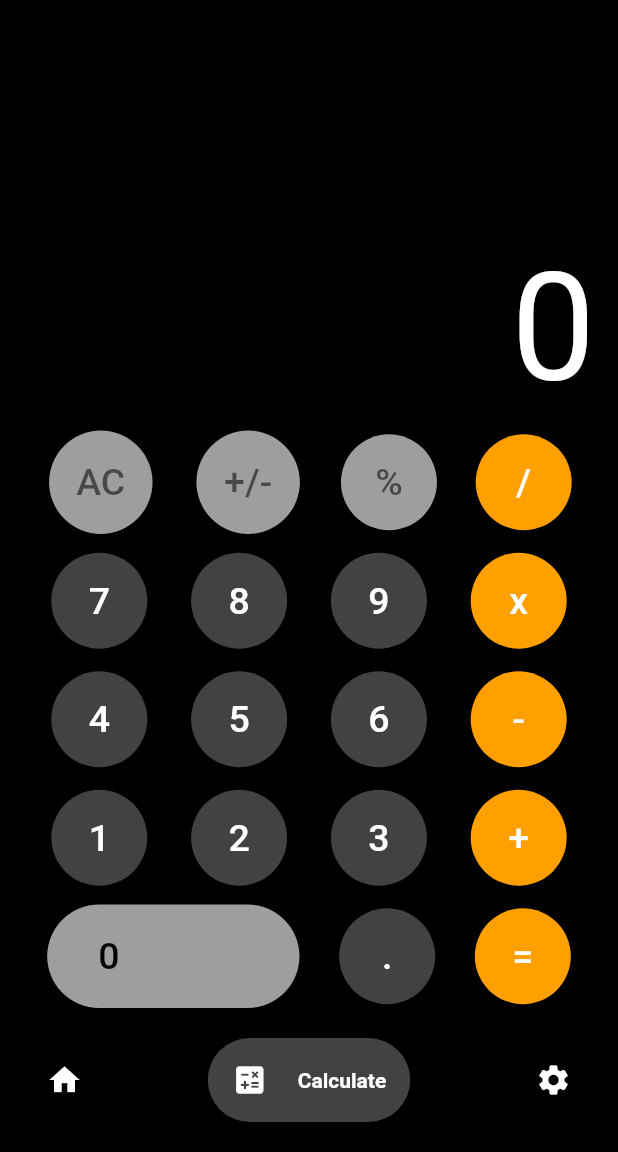
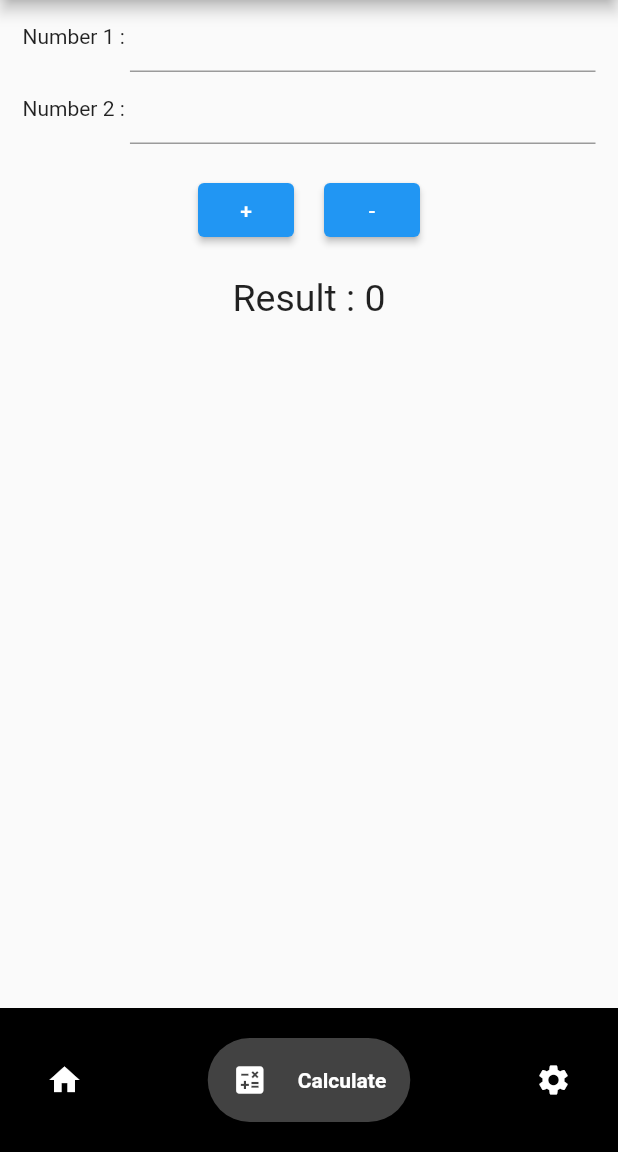
Before and after one commit to yusrilprayoga-code/LoginPage_Tugas, a Flutter app: the HomePage screen opened directly, item 2 of the bottom bar chosen, on a phone screen of 412 x 824 dp, the part 84-1236 px from its top. Run offline on Flutter 3.47's test engine with Material 2 defaults, Android fonts, the phone set to English and light mode, and no system bars; drawn by our look-alikes of google_nav_bar; Roboto replaces fonts that are missing (SF-Pro-Text).

Commit message:
First Commmit

```diff
--- a/lib/pages/calculate.dart
+++ b/lib/pages/calculate.dart
@@ -1,246 +1,118 @@
 import 'package:flutter/material.dart';
 
-class MyCalculate extends StatefulWidget {
-  const MyCalculate({super.key});
-
-  @override
-  State<MyCalculate> createState() => _MyCalculateState();
+void main() {
+  runApp(const MyApp());
 }
 
-class _MyCalculateState extends State<MyCalculate> {
-  Widget calcButton(String btntxt, Color btncolor, Color txtcolor) {
-    return Container(
-        child: ElevatedButton(
-      onPressed: () {
-        calculation(btntxt);
-      },
-      child: Text(
-        btntxt,
-        style: TextStyle(
-          fontSize: 25,
-          color: txtcolor,
-        ),
-      ),
-      style: ElevatedButton.styleFrom(
-        backgroundColor: btncolor,
-        shape: CircleBorder(),
-        padding: EdgeInsets.all(20),
-      ),
-    ));
-  }
+class MyApp extends StatelessWidget {
+  const MyApp({super.key});
 
   @override
   Widget build(BuildContext context) {
-    return Scaffold(
-      backgroundColor: Colors.black,
-      body: Padding(
-        padding: EdgeInsets.symmetric(horizontal: 5),
+    return MaterialApp(
+      debugShowCheckedModeBanner: false,
+      home: Scaffold(
+        body: AddTwoNumbers(),
+      ),
+    );
+  }
+}
+
+class AddTwoNumbers extends StatefulWidget {
+  @override
+  _AddTwoNumbersState createState() => _AddTwoNumbersState();
+}
+
+class _AddTwoNumbersState extends State<AddTwoNumbers> {
+  TextEditingController num1controller = new TextEditingController();
+  TextEditingController num2controller = new TextEditingController();
+  String resulttext = "0";
+  @override
+  Widget build(BuildContext context) {
+    return Container(
+      child: Padding(
+        padding: const EdgeInsets.symmetric(horizontal: 15),
         child: Column(
-          mainAxisAlignment: MainAxisAlignment.end,
-          children: [
-            SingleChildScrollView(
-              scrollDirection: Axis.vertical,
-              child: Row(
-                mainAxisAlignment: MainAxisAlignment.end,
-                children: [
-                  Padding(
-                    padding: EdgeInsets.all(10.0),
-                    child: Text(
-                      text,
-                      textAlign: TextAlign.left,
-                      style: TextStyle(
-                        color: Colors.white,
-                        fontSize: 100,
-                      ),
-                    ),
+          children: <Widget>[
+            Row(
+              children: <Widget>[
+                Text("Number 1 : "),
+                new Flexible(
+                  child: new TextField(
+                    keyboardType: TextInputType.number,
+                    controller: num1controller,
                   ),
-                ],
-              ),
+                ),
+              ],
             ),
             Row(
-              mainAxisAlignment: MainAxisAlignment.spaceEvenly,
-              children: [
-                //here button function will be called
-                calcButton("AC", Colors.grey, Colors.black54),
-                calcButton("+/-", Colors.grey, Colors.black54),
-                calcButton("%", Colors.grey, Colors.black54),
-                calcButton("/", Colors.amber.shade700, Colors.white)
+              children: <Widget>[
+                Text("Number 2 : "),
+                new Flexible(
+                  child: new TextField(
+                    keyboardType: TextInputType.number,
+                    controller: num2controller,
+                  ),
+                ),
               ],
             ),
-            SizedBox(
-              height: 10,
+            const SizedBox(
+              height: 20,
             ),
             Row(
-              mainAxisAlignment: MainAxisAlignment.spaceEvenly,
-              children: [
-                //here button function will be called
-                calcButton("7", Colors.grey.shade800, Colors.white),
-                calcButton("8", Colors.grey.shade800, Colors.white),
-                calcButton("9", Colors.grey.shade800, Colors.white),
-                calcButton("x", Colors.amber.shade700, Colors.white)
+              mainAxisAlignment: MainAxisAlignment.center,
+              children: <Widget>[
+                const SizedBox(
+                  height: 20,
+                ),
+                ElevatedButton(
+                  child: Text("+"),
+                  onPressed: () {
+                    setState(() {
+                      int result = int.parse(num1controller.text) +
+                          int.parse(num2controller.text);
+                      resulttext = result.toString();
+                    });
+                  },
+                ),
+                const SizedBox(
+                  width: 20,
+                ),
+                ElevatedButton(
+                  child: Text("-"),
+                  onPressed: () {
+                    setState(() {
+                      int result = int.parse(num1controller.text) -
+                          int.parse(num2controller.text);
+                      resulttext = result.toString();
+                    });
+                  },
+                ),
               ],
             ),
-            SizedBox(
-              height: 10,
+            const SizedBox(
+              height: 20,
             ),
             Row(
-              mainAxisAlignment: MainAxisAlignment.spaceEvenly,
-              children: [
-                //here button function will be called
-                calcButton("4", Colors.grey.shade800, Colors.white),
-                calcButton("5", Colors.grey.shade800, Colors.white),
-                calcButton("6", Colors.grey.shade800, Colors.white),
-                calcButton("-", Colors.amber.shade700, Colors.white)
+              mainAxisAlignment: MainAxisAlignment.center,
+              children: <Widget>[
+                Text(
+                  "Result : ",
+                  style: TextStyle(
+                    fontSize: 25,
+                  ),
+                ),
+                new Text(
+                  resulttext,
+                  style: TextStyle(
+                    fontSize: 25,
+                  ),
+                ),
               ],
             ),
-            SizedBox(
-              height: 10,
-            ),
-            Row(
-              mainAxisAlignment: MainAxisAlignment.spaceEvenly,
-              children: [
-                //here button function will be called
-                calcButton("1", Colors.grey.shade800, Colors.white),
-                calcButton("2", Colors.grey.shade800, Colors.white),
-                calcButton("3", Colors.grey.shade800, Colors.white),
-                calcButton("+", Colors.amber.shade700, Colors.white)
-              ],
-            ),
-            SizedBox(
-              height: 10,
-            ),
-            Row(
-              mainAxisAlignment: MainAxisAlignment.spaceEvenly,
-              children: [
-                ElevatedButton(
-                  onPressed: () {},
-                  child: Text(
-                    "0",
-                    style: TextStyle(
-                      fontSize: 25,
-                      color: Colors.black,
-                    ),
-                  ),
-                  style: ElevatedButton.styleFrom(
-                    padding: EdgeInsets.fromLTRB(34, 20, 120, 20),
-                    shape: StadiumBorder(),
-                    primary: Colors.grey,
-                  ),
-                ),
-                calcButton(".", Colors.grey.shade800, Colors.white),
-                calcButton("=", Colors.amber.shade700, Colors.white)
-              ],
-            )
           ],
         ),
       ),
     );
   }
-
-  //CALCULATOR LOGIC HERE
-  dynamic text = '0';
-  double numOne = 0;
-  double numTwo = 0;
-
-  dynamic result = '';
-  dynamic finalResult = '';
-  dynamic opr = '';
-  dynamic preOpr = '';
-  void calculation(btnText) {
-    if (btnText == 'AC') {
-      text = '0';
-      numOne = 0;
-      numTwo = 0;
-      result = '';
-      finalResult = '0';
-      opr = '';
-      preOpr = '';
-    } else if (opr == '=' && btnText == '=') {
-      if (preOpr == '+') {
-        finalResult = add();
-      } else if (preOpr == '-') {
-        finalResult = sub();
-      } else if (preOpr == 'x') {
-        finalResult = mul();
-      } else if (preOpr == '/') {
-        finalResult = div();
-      }
-    } else if (btnText == '+' ||
-        btnText == '-' ||
-        btnText == 'x' ||
-        btnText == '/' ||
-        btnText == '=') {
-      if (numOne == 0) {
-        numOne = double.parse(result);
-      } else {
-        numTwo = double.parse(result);
-      }
-
-      if (opr == '+') {
-        finalResult = add();
-      } else if (opr == '-') {
-        finalResult = sub();
-      } else if (opr == 'x') {
-        finalResult = mul();
-      } else if (opr == '/') {
-        finalResult = div();
-      }
-      preOpr = opr;
-      opr = btnText;
-      result = '';
-    } else if (btnText == '%') {
-      result = numOne / 100;
-      finalResult = doesContainDecimal(result);
-    } else if (btnText == '.') {
-      if (!result.toString().contains('.')) {
-        result = result.toString() + '.';
-      }
-      finalResult = result;
-    } else if (btnText == '+/-') {
-      result.toString().startsWith('-')
-          ? result = result.toString().substring(1)
-          : result = '-' + result.toString();
-      finalResult = result;
-    } else {
-      result = result + btnText;
-      finalResult = result;
-    }
-
-    setState(() {
-      text = finalResult;
-    });
-  }
-
-  String add() {
-    result = (numOne + numTwo).toString();
-    numOne = double.parse(result);
-    return doesContainDecimal(result);
-  }
-
-  String sub() {
-    result = (numOne - numTwo).toString();
-    numOne = double.parse(result);
-    return doesContainDecimal(result);
-  }
-
-  String mul() {
-    result = (numOne * numTwo).toString();
-    numOne = double.parse(result);
-    return doesContainDecimal(result);
-  }
-
-  String div() {
-    result = (numOne / numTwo).toString();
-    numOne = double.parse(result);
-    return doesContainDecimal(result);
-  }
-
-  String doesContainDecimal(dynamic result) {
-    if (result.toString().contains('.')) {
-      List<String> splitDecimal = result.toString().split('.');
-      if (!(int.parse(splitDecimal[1]) > 0))
-        return result = splitDecimal[0].toString();
-    }
-    return result;
-  }
 }
--- a/lib/pages/home_page.dart
+++ b/lib/pages/home_page.dart
@@ -50,38 +50,39 @@ class _HomePageState extends State<HomePage> {
         ],
       ),
       body: <Widget>[
-        Container(
-            child: Center(
-          child: Card(
-            elevation: 0,
-            color: Colors.grey,
-            child: SizedBox(
-              width: 350,
-              height: 300,
-              child: Center(
-                child: Column(
-                  mainAxisAlignment: MainAxisAlignment.center,
-                  children: <Widget>[
-                    Text(
-                      'TUGAS KELOMPOK',
-                      style:
-                          TextStyle(fontWeight: FontWeight.bold, fontSize: 25),
-                    ),
-                    SizedBox(height: 20), // Spasi antara teks dan daftar data
-                    // Daftar data kelompok nama dan NIM
-                    buildGroupData('MOH YUSRIL PRAYOGA', '124210006'),
-                    buildGroupData('JEREMY KENNET HARNANTO', '124210007'),
-                    buildGroupData('DAFFA ADITYA PRANUGRAHA', '124210021'),
-                    // Tambahkan entri baru sesuai kebutuhan
-                  ],
-                ),
-              ),
+        DataTable(
+          columns: <DataColumn>[
+            DataColumn(label: Text("No")),
+            DataColumn(label: Text("Nama")),
+            DataColumn(label: Text("Nim")),
+          ],
+          rows: <DataRow>[
+            DataRow(
+              cells: <DataCell>[
+                DataCell(Text("1")),
+                DataCell(Text("Moh Yusril Prayoga")),
+                DataCell(Text("124210006")),
+              ],
             ),
-          ),
-        )),
+            DataRow(
+              cells: <DataCell>[
+                DataCell(Text("2")),
+                DataCell(Text("Jeremy Kenneth Harnanto")),
+                DataCell(Text("124210007")),
+              ],
+            ),
+            DataRow(
+              cells: <DataCell>[
+                DataCell(Text("3")),
+                DataCell(Text("Daffa Aditya Pranugraha")),
+                DataCell(Text("124210021")),
+              ],
+            ),
+          ],
+        ),
         Container(
           child: Center(
-            child: MyCalculate(),
+            child: MyApp(),
           ),
         ),
         //logout button
--- a/lib/pages/login_page.dart
+++ b/lib/pages/login_page.dart
@@ -168,7 +168,7 @@ class _MyLoginPageState extends State<MyLoginPage> {
                     height: 50,
                     child: ElevatedButton(
                       onPressed: () {
-                        String Email = 'yusril@gmail.com';
+                        String Email = 'admin@gmail.com';
                         String Password = '123456789';
                         if (formKey.currentState!.validate()) {
                           if (emailController.text == Email &&
```
